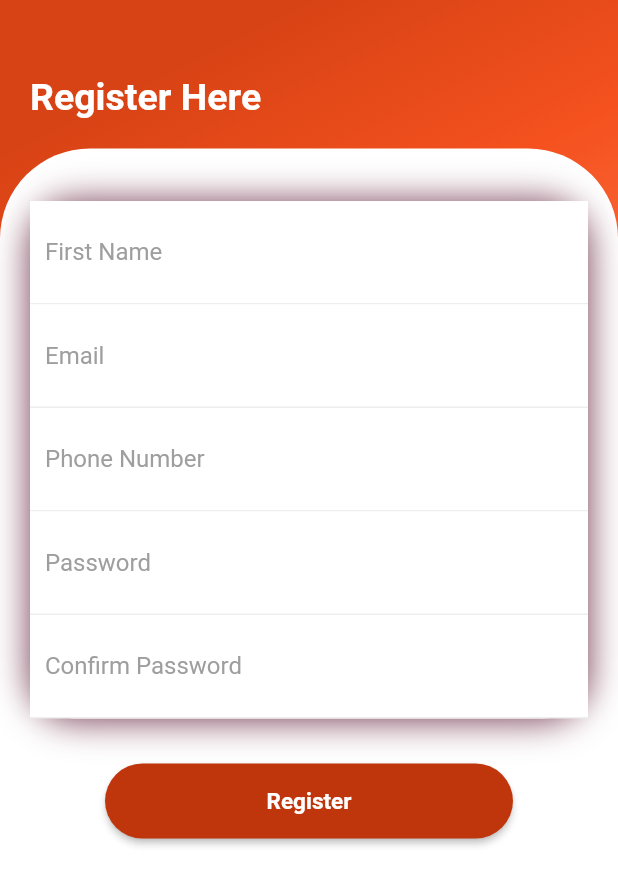
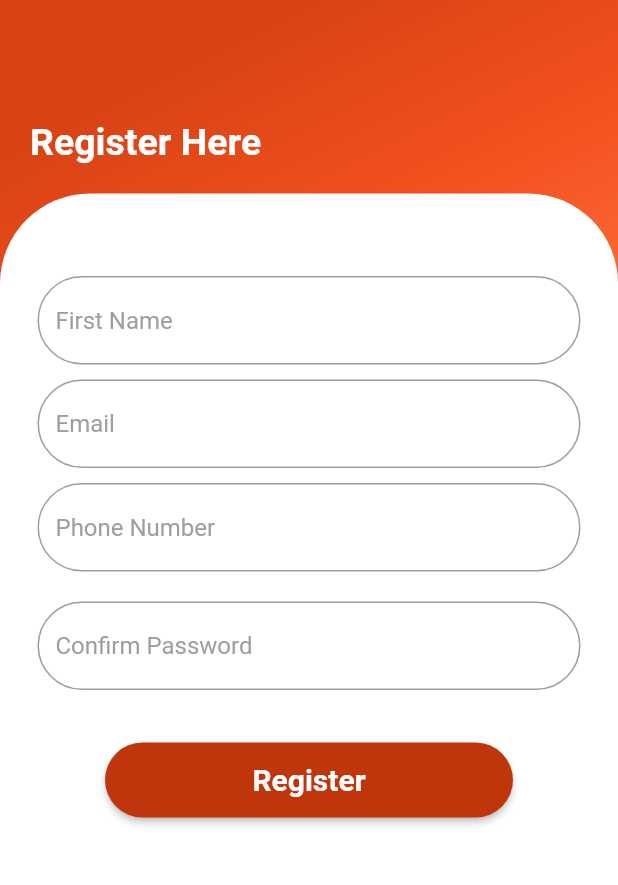
Before and after one commit to archanapunitha/flutter_login, a Flutter app: the screen it shows after launch, after a tap on "New User?", on a phone screen of 412 x 824 dp. Shown: the top 885 px of the screen. Run offline on Flutter 3.47's test engine with Material 2 defaults, Android fonts, the phone set to English and light mode, and no system bars; our stand-ins replace shared_preferences.

Commit message:
signup decoration commit

```diff
--- a/lib/SignUp.dart
+++ b/lib/SignUp.dart
@@ -27,7 +27,7 @@ class _SignUpState extends State<SignUp> {
           crossAxisAlignment: CrossAxisAlignment.start,
           children: <Widget>[
             SizedBox(
-              height: 30,
+              height: 60,
             ),
             Padding(
                 padding: EdgeInsets.all(20),
@@ -55,120 +55,79 @@ class _SignUpState extends State<SignUp> {
                   child: Column(
                     children: <Widget>[
                       SizedBox(
-                        height: 15,
+                        height: 30,
                       ),
                       Container(
-                        decoration: BoxDecoration(
-                          color: Colors.white,
-                          boxShadow:[
-                            BoxShadow(
-                                offset: Offset(0,1),
-                                blurRadius:20,
-                                color: Color.fromARGB(225, 95, 27, 53)
-                            )] ,
-                            borderRadius: BorderRadius.only(topLeft: Radius.circular(30),
-                                topRight: Radius.circular(30),bottomLeft: Radius.circular(30),
-                                bottomRight: Radius.circular(30))
-                        ),
                         child: Column(
                           children: <Widget>[
                             Container(
-                              padding: EdgeInsets.all(10),
-                              decoration: BoxDecoration(
-                                color: Colors.white,
-                                border: Border(
-                                  bottom: BorderSide(
-                                    color: Colors.grey[200],
-                                  )
-                                )
-                              ),
+                              padding: EdgeInsets.all(5),
                               child: TextField(
                                 decoration: InputDecoration(
                                   hintText: "First Name",
                                   hintStyle: TextStyle(
                                     color: Colors.grey,
                                   ),
-                                  border: InputBorder.none
+                                  border: OutlineInputBorder(borderRadius: BorderRadius.circular(32.0))
                                 ),
                               ),
                             ),
                             Container(
-                              padding: EdgeInsets.all(10),
-                              decoration: BoxDecoration(
-                                color: Colors.white,
-                                border: Border(
-                                  bottom: BorderSide(
-                                    color: Colors.grey[200],
-                                  )
-                                ),
-                              ),
+                              padding: EdgeInsets.all(5),
+
                               child: TextField(
                                 decoration: InputDecoration(
                                   hintText: "Email",
                                   hintStyle: TextStyle(
                                     color: Colors.grey,
                                   ),
-                                  border: InputBorder.none
+                                    border: OutlineInputBorder(borderRadius: BorderRadius.circular(32.0))
                                 ),
                               ),
                             ),
                             Container(
-                              padding: EdgeInsets.all(10),
-                              decoration: BoxDecoration(
-                                color: Colors.white,
-                                border: Border(
-                                  bottom: BorderSide(
-                                    color: Colors.grey[200],
-                                  )
-                                )
-                              ),
+                              padding: EdgeInsets.all(5),
+
                               child: TextField(
                                 decoration: InputDecoration(
                                   hintText: "Phone Number",
                                   hintStyle: TextStyle(
                                     color: Colors.grey,
                                   ),
-                                  border: InputBorder.none
+                                    border: OutlineInputBorder(borderRadius: BorderRadius.circular(32.0))
                                 ),
                               ),
                             ),
                             Container(
-                              padding: EdgeInsets.all(10),
-                              decoration: BoxDecoration(
-                                  color: Colors.white,
-                                  border: Border(
-                                      bottom: BorderSide(
-                                        color: Colors.grey[200],
-                                      )
-                                  )
-                              ),
-                              child: TextField(
+                              padding: EdgeInsets.all(5),
+                             child: Column(
+                               children: <Widget>[
+
+                               ],
+                             ),
+
+                             /* child: TextField(
+                                obscureText: true,
                                 decoration: InputDecoration(
                                     hintText: "Password",
                                     hintStyle: TextStyle(
                                       color: Colors.grey,
                                     ),
-                                    border: InputBorder.none
+                                    border: OutlineInputBorder(borderRadius: BorderRadius.circular(32.0))
                                 ),
-                              ),
+                              ),*/
                             ),
                             Container(
-                              padding: EdgeInsets.all(10),
-                              decoration: BoxDecoration(
-                                  color: Colors.white,
-                                  border: Border(
-                                      bottom: BorderSide(
-                                        color: Colors.grey[200],
-                                      )
-                                  )
-                              ),
+                              padding: EdgeInsets.all(5),
+
                               child: TextField(
+                                obscureText: true,
                                 decoration: InputDecoration(
                                     hintText: "Confirm Password ",
                                     hintStyle: TextStyle(
                                       color: Colors.grey,
                                     ),
-                                    border: InputBorder.none
+                                    border: OutlineInputBorder(borderRadius: BorderRadius.circular(32.0))
                                 ),
                               ),
                             )
@@ -193,7 +152,7 @@ class _SignUpState extends State<SignUp> {
                             child: Text("Register",style: TextStyle(
                                 color: Colors.white,
                                 fontWeight: FontWeight.bold,
-                                fontSize: 15
+                                fontSize: 20
                             ),),
                           ),
                         ),
--- a/lib/main.dart
+++ b/lib/main.dart
@@ -45,7 +45,7 @@ class _MyLoginState extends State<MyApp> {
           crossAxisAlignment: CrossAxisAlignment.start,
           children: <Widget>[
             SizedBox(
-              height: 30,
+              height: 40,
             ),
             Padding(
               padding: EdgeInsets.all(20),
@@ -56,7 +56,7 @@ class _MyLoginState extends State<MyApp> {
                     color: Colors.white,fontSize: 30,
                   ),),
                   SizedBox(
-                    height: 10,
+                    height: 20,
                   ),
                   Text("Welcome Back",style: TextStyle(
                       color: Colors.white,fontSize: 18,
@@ -75,11 +75,11 @@ class _MyLoginState extends State<MyApp> {
                         topRight: Radius.circular(60))
                   ),
                   child: Padding(
-                    padding: EdgeInsets.all(20),
+                    padding: EdgeInsets.all(25),
                     child: Column(
                       children: <Widget>[
                         SizedBox(
-                          height: 10,
+                          height: 30,
                         ),
                         Container(
                           decoration: BoxDecoration(
@@ -165,7 +165,8 @@ class _MyLoginState extends State<MyApp> {
                             child: Center(
                               child: Text("Login",style: TextStyle(
                                   color: Colors.white,
-                                  fontWeight: FontWeight.bold
+                                  fontWeight: FontWeight.bold,
+                                  fontSize: 20.0
                               ),),
                             ),
                           ),
@@ -175,6 +176,7 @@ class _MyLoginState extends State<MyApp> {
                         ),
                         Container(
                           child: new ListTile(
+
                             onTap:(){
                               Navigator.of(context).push(MaterialPageRoute(builder: (context)=>SignUp()));
                             },
```
